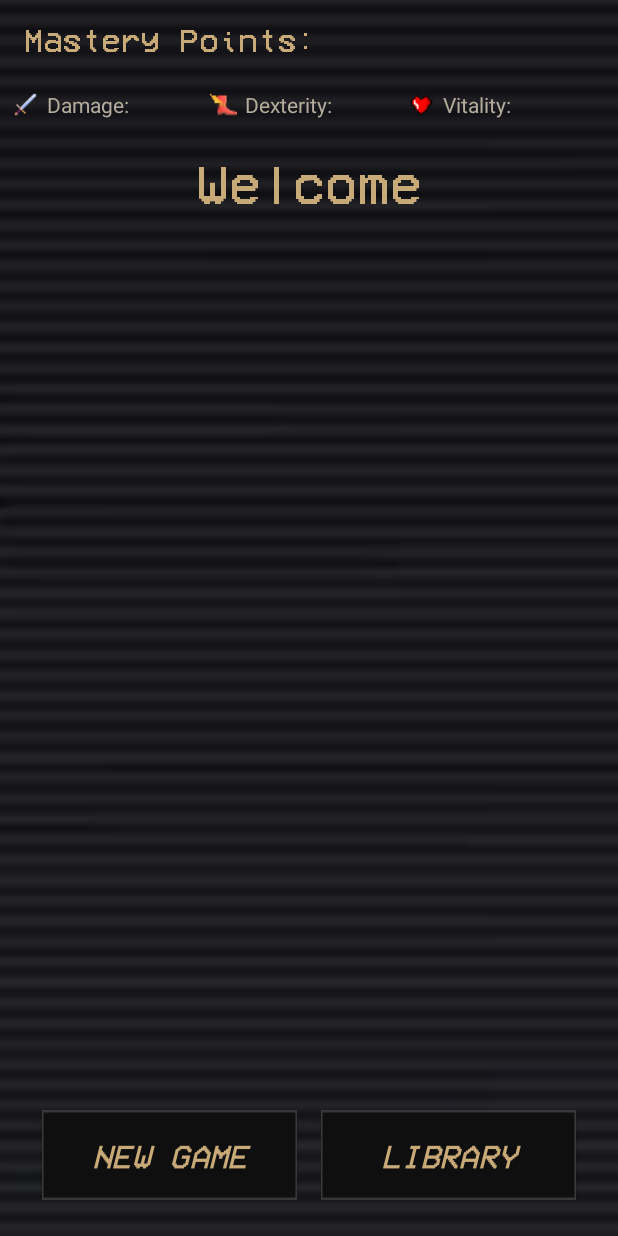
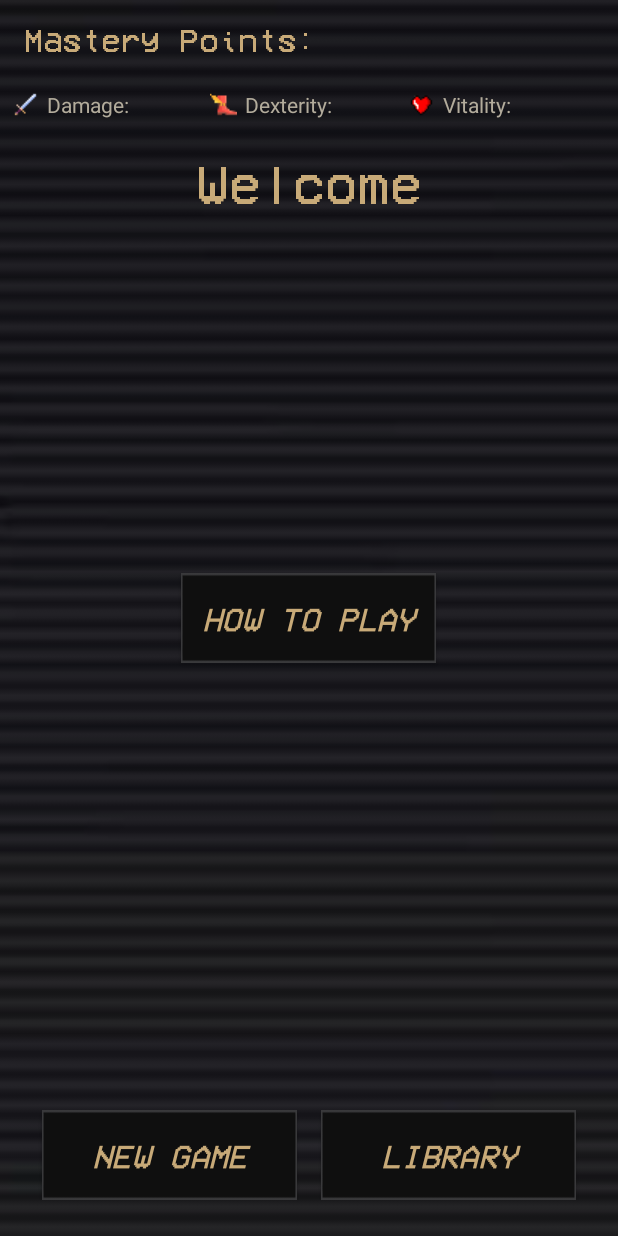
Before and after one commit to creiden47/M8_GAME, an Android app: the layout character_page.xml on its own in the app's theme, with its tools: preview values and no code run, on a phone screen of 412 x 824 dp. Run offline under Robolectric (Android 15) with nearby library versions, the phone set to English and light mode, and no system bars.

Commit message:
Pull this pls

```diff
--- a/app/src/main/AndroidManifest.xml
+++ b/app/src/main/AndroidManifest.xml
@@ -11,7 +11,8 @@
         android:roundIcon="@drawable/logo_wolf"
         android:supportsRtl="true"
         android:theme="@style/AppTheme">
-        <activity android:name=".PKG_MENU.NewCharacter"></activity>
+        <activity android:name=".PKG_MENU.howToPlay"></activity>
+        <activity android:name=".PKG_MENU.NewCharacter" />
         <activity android:name=".PKG_MENU.Login">
             <intent-filter>
                 <action android:name="android.intent.action.MAIN" />
--- a/app/src/main/res/layout/character_page.xml
+++ b/app/src/main/res/layout/character_page.xml
@@ -25,13 +25,21 @@
         android:textColor="@color/colorAccent"
         android:textSize="36sp" />
 
-    <ImageView
-        android:layout_below="@+id/welcome_msg"
-        android:id="@+id/character_img"
-        android:layout_marginTop="48dp"
-        android:layout_width="match_parent"
-        android:layout_height="wrap_content"
-        android:contentDescription="@string/contentDescCharacterImg" />
+
+    <Button
+        android:id="@+id/btnhow"
+        android:layout_centerInParent="true"
+        android:layout_width="170dp"
+        android:layout_height="60dp"
+        android:layout_gravity="bottom"
+        android:background="@drawable/button"
+        android:text="HOW TO PLAY"
+        android:textStyle="italic"
+        android:fontFamily="@font/font_main"
+        android:textColor="@color/colorAccent"
+        android:layout_marginRight="16dp"
+        android:textSize="22sp"
+        android:layout_marginEnd="16dp" />
 
     <LinearLayout
         android:layout_alignParentBottom="true"
--- a/app/src/main/res/layout/login.xml
+++ b/app/src/main/res/layout/login.xml
@@ -69,7 +69,7 @@
             android:onClick="register"
             android:text="Register"
             android:textColor="@color/colorAccent"
-            android:textSize="28sp"
+            android:textSize="22sp"
             android:textStyle="italic"
             android:layout_marginRight="8dp"
             android:layout_marginEnd="8dp" />
@@ -84,7 +84,7 @@
             android:onClick="login"
             android:text="LOGIN"
             android:textColor="@color/colorAccent"
-            android:textSize="28sp"
+            android:textSize="22sp"
             android:textStyle="italic" />
 
     </LinearLayout>
```
Also changed, not shown: app/src/main/java/com/example/franciscogarzil/m8_game/PKG_GAME/GView.java (+32 -25 lines), app/src/main/java/com/example/franciscogarzil/m8_game/PKG_MENU/CharacterPage.java (+8 -0 lines), app/src/main/java/com/example/franciscogarzil/m8_game/PKG_MENU/howToPlay.java (added, +27 -0 lines), app/src/main/res/layout/how_to_play.xml (added, +51 -0 lines), 1 other file.
